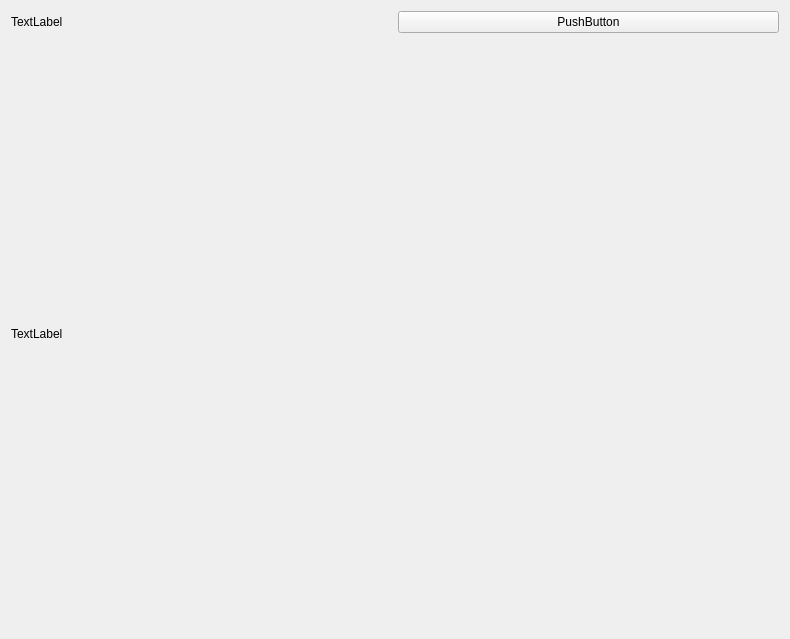
Old version of the form edvs/edvs_qt/mainwindow.ui in the repository kjkuhn/neurocatch2015.
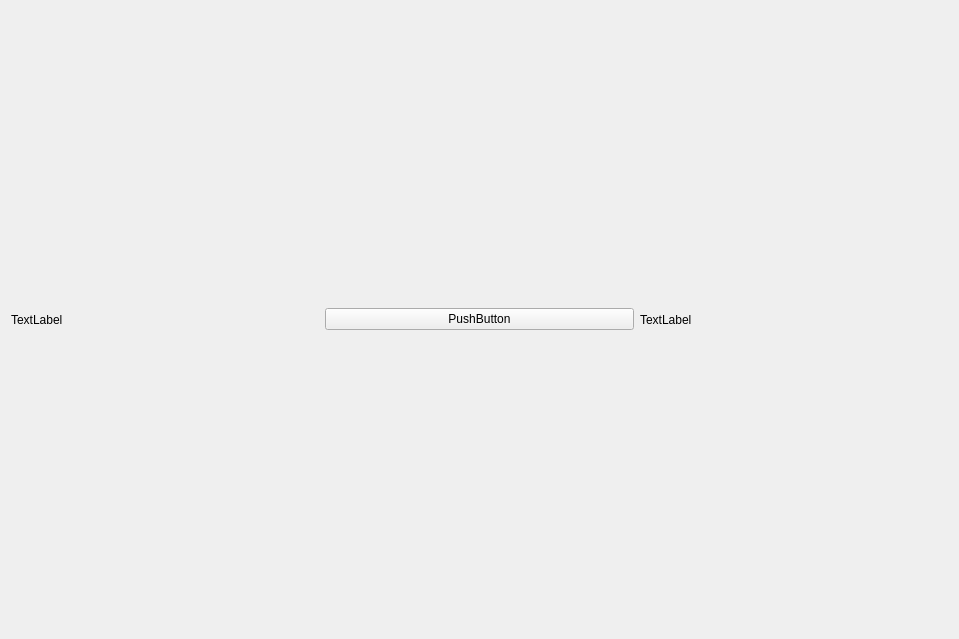
New version of the form.

The edit to the form file:
```diff
--- a/edvs/edvs_qt/mainwindow.ui
+++ b/edvs/edvs_qt/mainwindow.ui
@@ -6,7 +6,7 @@
    <rect>
     <x>0</x>
     <y>0</y>
-    <width>790</width>
+    <width>959</width>
     <height>639</height>
    </rect>
   </property>
@@ -31,14 +31,14 @@
         </property>
        </widget>
       </item>
-     </layout>
-    </item>
     <item>
      <widget class="QLabel" name="keys">
       <property name="text">
        <string>TextLabel</string>
       </property>
      </widget>
+      </item>
+     </layout>
     </item>
    </layout>
   </widget>
```
Lines whose indentation alone changed are shown as unchanged.
